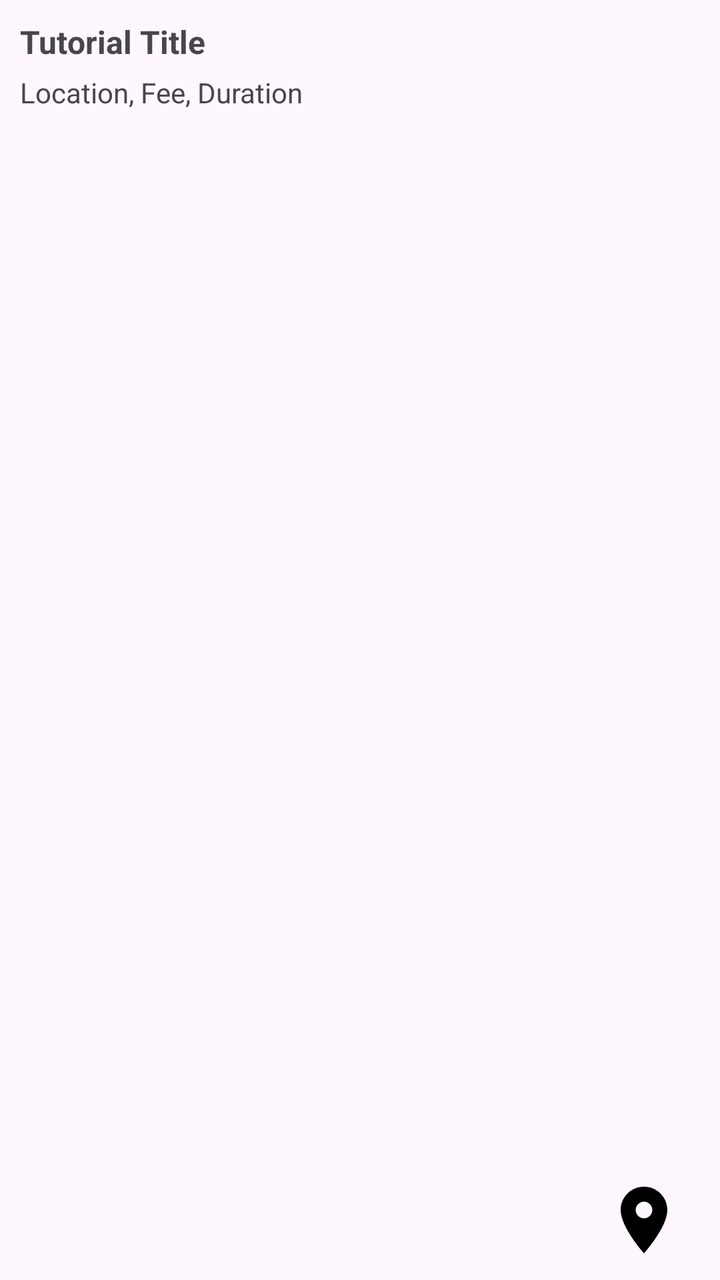
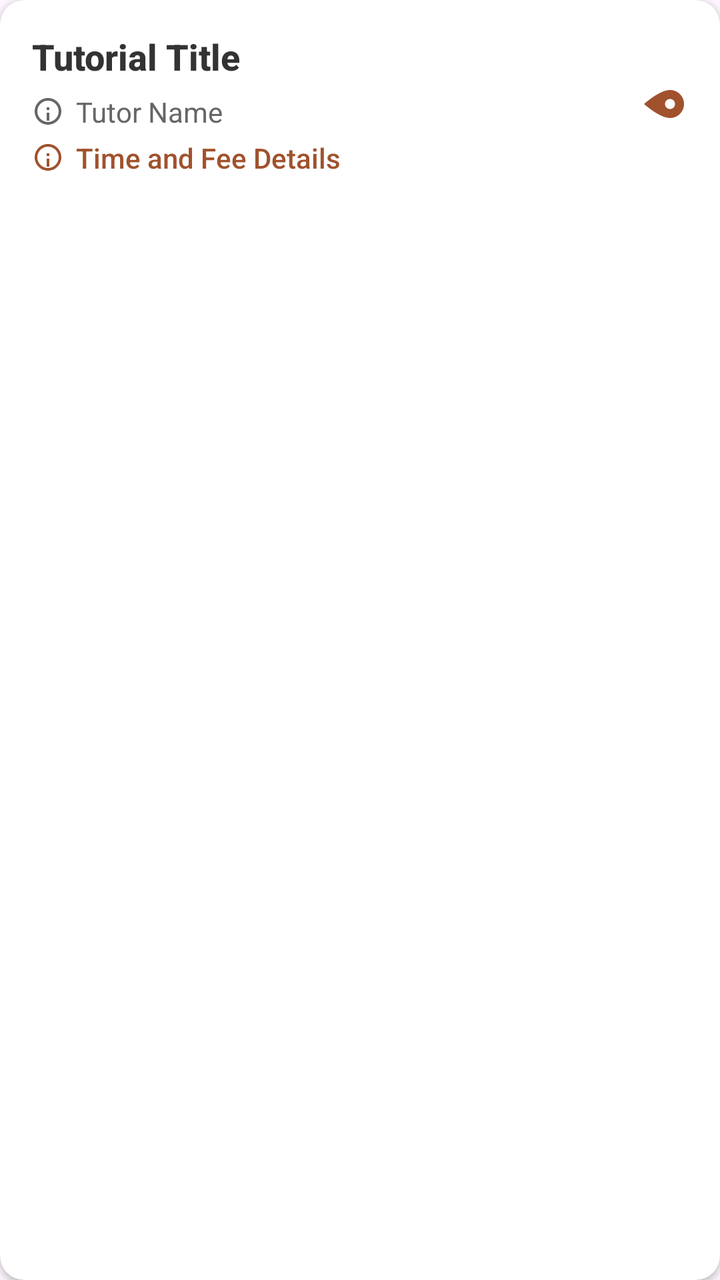

Screens rendered from an Android XML layout before and after an edit, with the pre-edit source and the edit as a unified diff.
<!-- AndroidManifest.xml: application theme Theme.Csci3130Group1 -->
<!-- res/layout/item_tutorial.xml -->
<?xml version="1.0" encoding="utf-8"?>
<androidx.constraintlayout.widget.ConstraintLayout
    xmlns:android="http://schemas.android.com/apk/res/android"
    xmlns:app="http://schemas.android.com/apk/res-auto"
    android:layout_width="match_parent"
    android:layout_height="wrap_content"
    android:padding="10dp">

    
    <TextView
        android:id="@+id/tutorialTitle"
        android:layout_width="0dp"
        android:layout_height="wrap_content"
        android:text="Tutorial Title"
        android:textSize="16sp"
        android:textStyle="bold"
        app:layout_constraintStart_toStartOf="parent"
        app:layout_constraintTop_toTopOf="parent"
        app:layout_constraintEnd_toStartOf="@id/mapIcon"
        android:layout_marginEnd="10dp"/>

    
    <TextView
        android:id="@+id/tutorialDetails"
        android:layout_width="0dp"
        android:layout_height="wrap_content"
        android:text="Location, Fee, Duration"
        android:textSize="14sp"
        app:layout_constraintStart_toStartOf="parent"
        app:layout_constraintTop_toBottomOf="@id/tutorialTitle"
        app:layout_constraintEnd_toStartOf="@id/mapIcon"
        android:layout_marginEnd="10dp"
        android:layout_marginTop="5dp"/>

    
    <ImageView
        android:id="@+id/mapIcon"
        android:layout_width="40dp"
        android:layout_height="40dp"
        android:layout_marginEnd="8dp"
        android:contentDescription="Google Maps Icon"
        android:src="@drawable/ic_map"
        app:layout_constraintBottom_toBottomOf="parent"
        app:layout_constraintEnd_toEndOf="parent"
        app:layout_constraintTop_toTopOf="parent"
        app:layout_constraintVertical_bias="1.0" />

</androidx.constraintlayout.widget.ConstraintLayout>
<!-- resources referenced by this layout -->
<resources>
  <!-- drawable ic_map (drawable) -->
  <vector xmlns:android="http://schemas.android.com/apk/res/android" android:height="24dp" android:tint="#000000" android:viewportHeight="24" android:viewportWidth="24" android:width="24dp">
  
      <path android:fillColor="@android:color/white" android:pathData="M12,2C8.13,2 5,5.13 5,9c0,5.25 7,13 7,13s7,-7.75 7,-13c0,-3.87 -3.13,-7 -7,-7zM12,11.5c-1.38,0 -2.5,-1.12 -2.5,-2.5s1.12,-2.5 2.5,-2.5 2.5,1.12 2.5,2.5 -1.12,2.5 -2.5,2.5z"/>
  
  </vector>
  <style name="Theme.Csci3130Group1" parent="Base.Theme.Csci3130Group1" />
  <style name="Base.Theme.Csci3130Group1" parent="Theme.Material3.DayNight.NoActionBar">
          
          
      </style>
</resources>

<!-- the commit's change to res/layout/item_tutorial.xml (unified diff, before → after) -->
@@ -1,48 +1,110 @@
 <?xml version="1.0" encoding="utf-8"?>
-<androidx.constraintlayout.widget.ConstraintLayout
+<androidx.cardview.widget.CardView
     xmlns:android="http://schemas.android.com/apk/res/android"
     xmlns:app="http://schemas.android.com/apk/res-auto"
     android:layout_width="match_parent"
     android:layout_height="wrap_content"
-    android:padding="10dp">
+    android:layout_marginVertical="6dp"
+    android:layout_marginHorizontal="4dp"
+    app:cardCornerRadius="12dp"
+    app:cardElevation="2dp"
+    app:cardBackgroundColor="#FFFFFF"
+    android:foreground="?android:attr/selectableItemBackground"
+    android:clickable="true"
+    android:focusable="true">
 
-    
-    <TextView
-        android:id="@+id/tutorialTitle"
-        android:layout_width="0dp"
+    <LinearLayout
+        android:layout_width="match_parent"
         android:layout_height="wrap_content"
-        android:text="Tutorial Title"
-        android:textSize="16sp"
-        android:textStyle="bold"
-        app:layout_constraintStart_toStartOf="parent"
-        app:layout_constraintTop_toTopOf="parent"
-        app:layout_constraintEnd_toStartOf="@id/mapIcon"
-        android:layout_marginEnd="10dp"/>
+        android:orientation="horizontal"
+        android:padding="16dp"
+        android:gravity="center_vertical">
 
-    
-    <TextView
-        android:id="@+id/tutorialDetails"
-        android:layout_width="0dp"
-        android:layout_height="wrap_content"
-        android:text="Location, Fee, Duration"
-        android:textSize="14sp"
-        app:layout_constraintStart_toStartOf="parent"
-        app:layout_constraintTop_toBottomOf="@id/tutorialTitle"
-        app:layout_constraintEnd_toStartOf="@id/mapIcon"
-        android:layout_marginEnd="10dp"
-        android:layout_marginTop="5dp"/>
+        
+        <LinearLayout
+            android:layout_width="0dp"
+            android:layout_height="wrap_content"
+            android:layout_weight="1"
+            android:orientation="vertical"
+            android:layout_marginEnd="12dp">
 
-    
-    <ImageView
-        android:id="@+id/mapIcon"
-        android:layout_width="40dp"
-        android:layout_height="40dp"
-        android:layout_marginEnd="8dp"
-        android:contentDescription="Google Maps Icon"
-        android:src="@drawable/ic_map"
-        app:layout_constraintBottom_toBottomOf="parent"
-        app:layout_constraintEnd_toEndOf="parent"
-        app:layout_constraintTop_toTopOf="parent"
-        app:layout_constraintVertical_bias="1.0" />
+            
+            <TextView
+                android:id="@+id/tutorialTitle"
+                android:layout_width="match_parent"
+                android:layout_height="wrap_content"
+                android:text="Tutorial Title"
+                android:textSize="18sp"
+                android:textStyle="bold"
+                android:textColor="#333333"
+                android:fontFamily="sans-serif-medium"
+                android:layout_marginBottom="6dp" />
 
-</androidx.constraintlayout.widget.ConstraintLayout>
+            
+            <LinearLayout
+                android:layout_width="match_parent"
+                android:layout_height="wrap_content"
+                android:orientation="horizontal"
+                android:gravity="center_vertical"
+                android:layout_marginBottom="4dp">
+
+                <ImageView
+                    android:layout_width="16dp"
+                    android:layout_height="16dp"
+                    android:src="@drawable/ic_info"
+                    app:tint="#666666"
+                    android:contentDescription="Tutor Icon"
+                    android:layout_marginEnd="6dp" />
+
+                <TextView
+                    android:id="@+id/tutorInfo"
+                    android:layout_width="wrap_content"
+                    android:layout_height="wrap_content"
+                    android:text="Tutor Name"
+                    android:textSize="14sp"
+                    android:textColor="#666666"
+                    android:fontFamily="sans-serif" />
+
+            </LinearLayout>
+
+            
+            <LinearLayout
+                android:layout_width="match_parent"
+                android:layout_height="wrap_content"
+                android:orientation="horizontal"
+                android:gravity="center_vertical">
+
+                <ImageView
+                    android:layout_width="16dp"
+                    android:layout_height="16dp"
+                    android:src="@drawable/ic_info"
+                    app:tint="#A0522D"
+                    android:contentDescription="Details Icon"
+                    android:layout_marginEnd="6dp" />
+
+                <TextView
+                    android:id="@+id/tutorialDetails"
+                    android:layout_width="wrap_content"
+                    android:layout_height="wrap_content"
+                    android:text="Time and Fee Details"
+                    android:textSize="14sp"
+                    android:textColor="#A0522D"
+                    android:fontFamily="sans-serif-medium" />
+
+            </LinearLayout>
+
+        </LinearLayout>
+
+        
+        <ImageView
+            android:id="@+id/arrowIcon"
+            android:layout_width="24dp"
+            android:layout_height="24dp"
+            android:src="@drawable/ic_map"
+            app:tint="#A0522D"
+            android:contentDescription="View Details"
+            android:rotation="90" />
+
+    </LinearLayout>
+
+</androidx.cardview.widget.CardView>
<!-- resource entries referenced after the edit -->
@@ -1,5 +1,23 @@
 <!-- resources referenced by this layout -->
 <resources>
+  <!-- drawable ic_info (drawable) -->
+  <?xml version="1.0" encoding="utf-8"?>
+  <vector xmlns:android="http://schemas.android.com/apk/res/android"
+      android:width="24dp"
+      android:height="24dp"
+      android:viewportWidth="24"
+      android:viewportHeight="24">
+  
+      
+      <path
+          android:fillColor="#FFFFFF"
+          android:pathData="M12,2C6.48,2 2,6.48 2,12s4.48,10 10,10 10,-4.48 10,-10S17.52,2 12,2zM12,20c-4.41,0 -8,-3.59 -8,-8s3.59,-8 8,-8 8,3.59 8,8 -3.59,8 -8,8z"/>
+  
+      
+      <path
+          android:fillColor="#FFFFFF"
+          android:pathData="M13,9h-2v2h2L13,9zM13,13h-2v6h2v-6z"/>
+  </vector>
   <!-- drawable ic_map (drawable) -->
   <vector xmlns:android="http://schemas.android.com/apk/res/android" android:height="24dp" android:tint="#000000" android:viewportHeight="24" android:viewportWidth="24" android:width="24dp">
   
